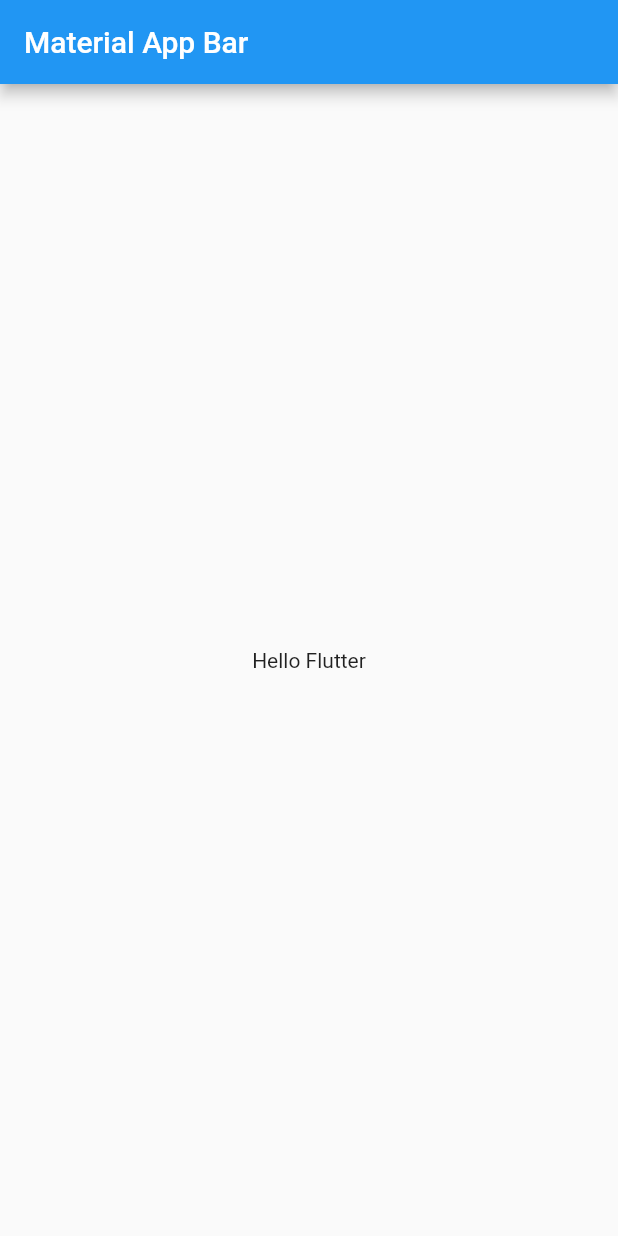
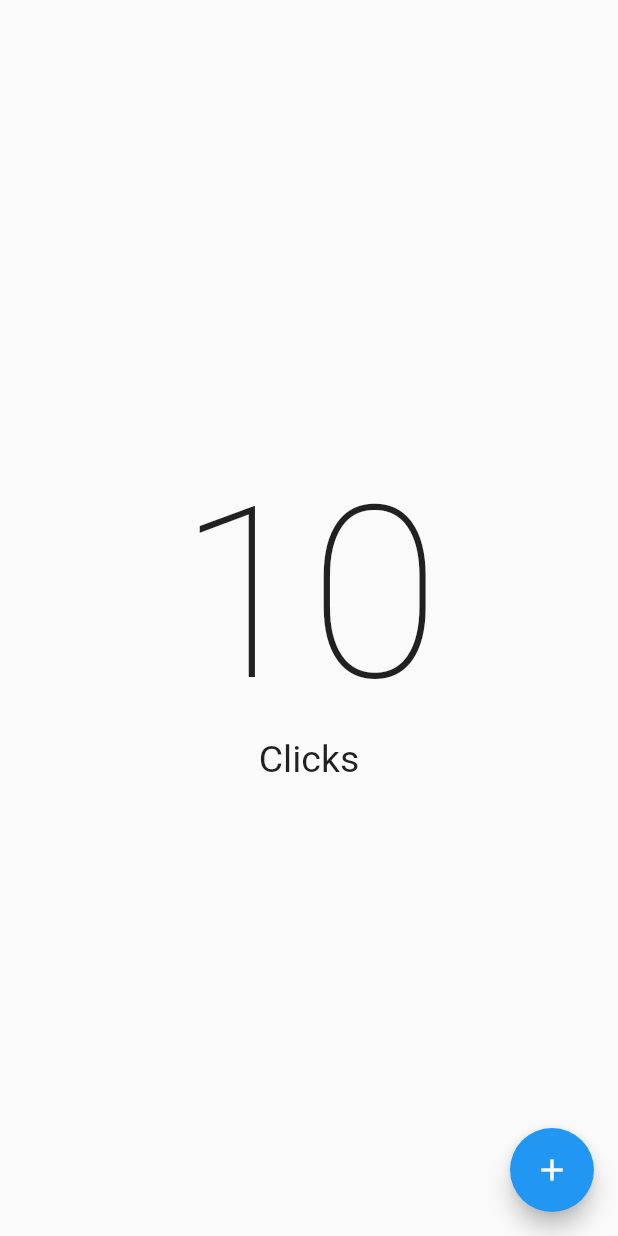
Before and after one commit to devferx/fl-counter-app, a Flutter app: the screen it shows after launch, on a phone screen of 412 x 824 dp. Run offline on Flutter 3.47's test engine with Material 2 defaults, Android fonts, the phone set to English and light mode, and no system bars.

Commit message:
Add screen design

```diff
--- a/lib/presentation/screens/counter/counter_screen.dart
+++ b/lib/presentation/screens/counter/counter_screen.dart
@@ -6,13 +6,21 @@ class CounterScreen extends StatelessWidget {
   @override
   Widget build(BuildContext context) {
     return Scaffold(
-      appBar: AppBar(
-        title: const Text('Material App Bar'),
+      body: const Center(
+        child: Column(
+          mainAxisAlignment: MainAxisAlignment.center,
+          children: [
+            Text(
+              '10',
+              style: TextStyle(fontSize: 160, fontWeight: FontWeight.w100),
+            ),
+            Text('Clicks', style: TextStyle(fontSize: 25)),
+          ],
+        ),
       ),
-      body: const Center(
-        child: Text(
-          'Hello Flutter',
-        ),
+      floatingActionButton: FloatingActionButton(
+        onPressed: () {},
+        child: const Icon(Icons.add),
       ),
     );
   }
```
